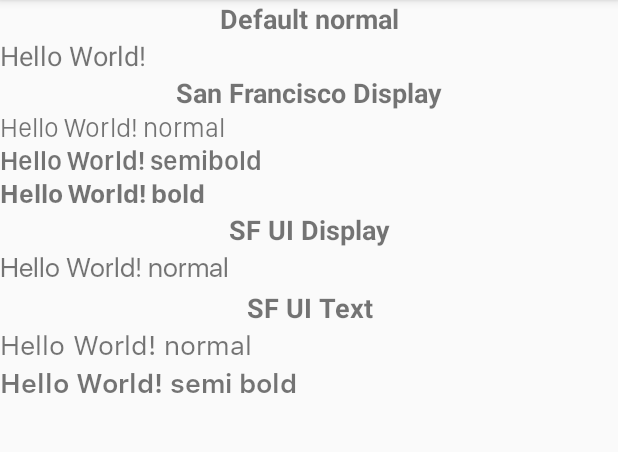
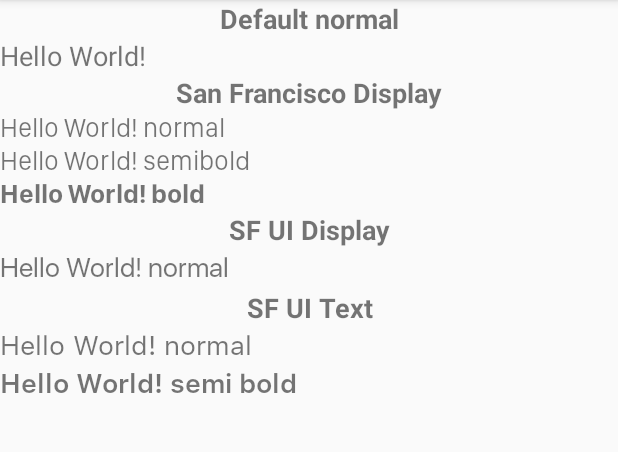
Before and after one commit to PibeDx/Android-CustomFont, an Android app: the screen it shows after launch (MainActivity), on a phone screen of 412 x 824 dp, the part 84-536 px from its top. Run offline under Robolectric (Android 15) with nearby library versions, the phone set to English and light mode, and no system bars.

```diff
--- a/app/src/main/java/com/josecuentas/android_customfont/CustomFontUtils.java
+++ b/app/src/main/java/com/josecuentas/android_customfont/CustomFontUtils.java
@@ -26,10 +26,10 @@ public class CustomFontUtils {
                 attrs,
                 R.styleable.CustomTextView);
 
-        int fontName = attributeArray.getInt(R.styleable.CustomTextView_font, 1);
+        int fontName = attributeArray.getInt(R.styleable.CustomTextView_pb_font, 1);
 
         // check if a special textStyle was used (e.g. extra bold)
-        int textStyle = attributeArray.getInt(R.styleable.CustomTextView_textStyle, Typeface.NORMAL);
+        int textStyle = attributeArray.getInt(R.styleable.CustomTextView_pb_textStyle, Typeface.NORMAL);
 
         // if nothing extra was used, fall back to regular android:textStyle parameter
         if (textStyle == 0) {
--- a/app/src/main/res/layout/activity_main.xml
+++ b/app/src/main/res/layout/activity_main.xml
@@ -38,8 +38,7 @@
         android:layout_height="wrap_content"
         android:text="Hello World! normal"
         android:textSize="18sp"
-        app:font="san_francisco_display"
-        app:textStyle="normal"
+
         />
 
     <com.josecuentas.android_customfont.CustomTextView
@@ -47,8 +46,7 @@
         android:layout_height="wrap_content"
         android:text="Hello World! semibold"
         android:textSize="18sp"
-        app:font="san_francisco_display"
-        app:textStyle="semibold"
+
         />
 
     <com.josecuentas.android_customfont.CustomTextView
@@ -56,8 +54,8 @@
         android:layout_height="wrap_content"
         android:text="Hello World! bold"
         android:textSize="18sp"
-        app:font="san_francisco_display"
-        app:textStyle="bold"
+        app:pb_font="san_francisco_display"
+        app:pb_textStyle="bold"
         />
 
     <TextView
@@ -74,8 +72,8 @@
         android:layout_height="wrap_content"
         android:text="Hello World! normal"
         android:textSize="18sp"
-        app:font="sf_ui_display"
-        app:textStyle="normal"
+        app:pb_font="sf_ui_display"
+        app:pb_textStyle="normal"
         />
 
     <TextView
@@ -92,8 +90,8 @@
         android:layout_height="wrap_content"
         android:text="Hello World! normal"
         android:textSize="18sp"
-        app:font="sf_ui_text"
-        app:textStyle="normal"
+        app:pb_font="sf_ui_text"
+        app:pb_textStyle="normal"
         />
 
     <com.josecuentas.android_customfont.CustomTextView
@@ -101,8 +99,8 @@
         android:layout_height="wrap_content"
         android:text="Hello World! semi bold"
         android:textSize="18sp"
-        app:font="sf_ui_text"
-        app:textStyle="semibold"
+        app:pb_font="sf_ui_text"
+        app:pb_textStyle="semibold"
         />
 
 </LinearLayout>
```
Also changed, not shown: app/src/main/res/values/attrs.xml (+16 -2 lines).
